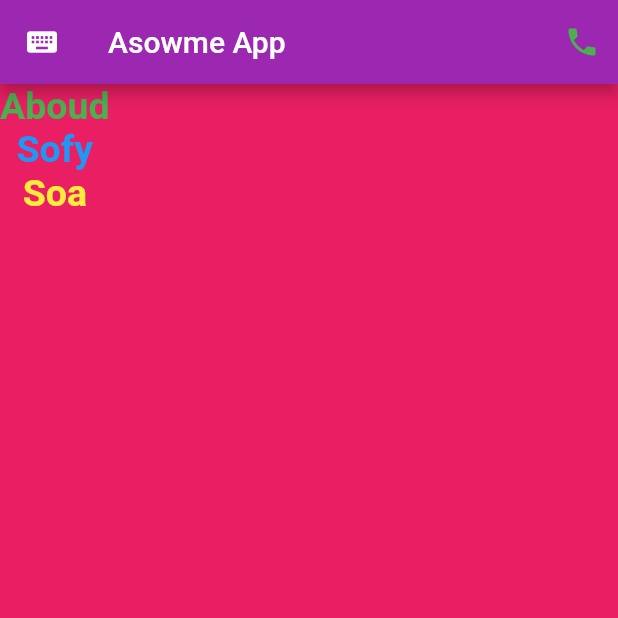
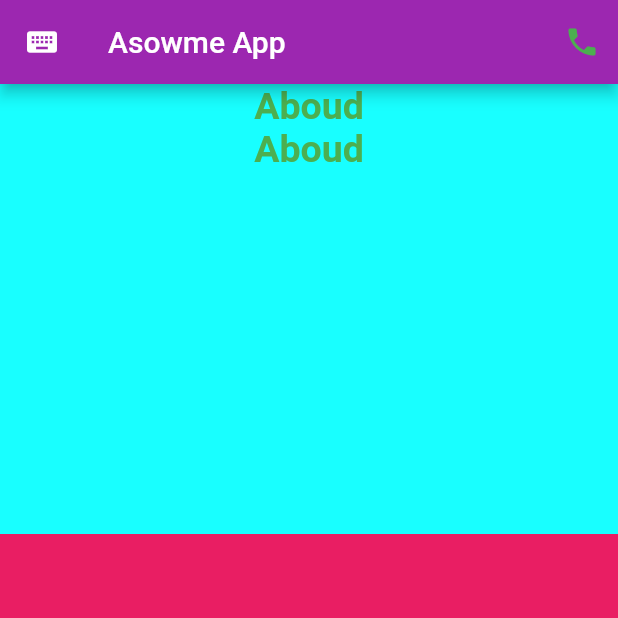
Before and after one commit to aboudmahmoud/BasicTest, a Flutter app: the screen it shows after launch, on a phone screen of 412 x 824 dp, the top half of it. Run offline on Flutter 3.47's test engine with Material 2 defaults, Android fonts, the phone set to English and light mode, and no system bars.

Commit message:
attribue column

```diff
--- a/lib/main.dart
+++ b/lib/main.dart
@@ -1,3 +1,4 @@
+import 'package:flutter/cupertino.dart';
 import 'package:flutter/material.dart';
 
 void main() {
@@ -29,25 +30,29 @@ class MyApp extends StatelessWidget {
         ),
         backgroundColor: Colors.pink,
         body: Container(
+          width: double.infinity,
+          height: 300,
+          color: Colors.cyanAccent,
           child: Column(
+            // mainAxisSize: MainAxisSize.min,
             children: [
               Text(
                 "Aboud",
                 textAlign: TextAlign.center,
-                style: TextStyle(fontSize: 25,
+                style: TextStyle(
+                    fontSize: 25,
                     color: Colors.green,
-                fontWeight: FontWeight.bold),
+                    fontWeight: FontWeight.bold),
               ),
-              Text("Sofy",
+              Text(
+                "Aboud",
                 textAlign: TextAlign.center,
-                style: TextStyle(fontSize: 25,
-                    color: Colors.blue,
-                    fontWeight: FontWeight.bold),),
-              Text("Soa",
-                textAlign: TextAlign.center,
-                style: TextStyle(fontSize: 25,
-                    color: Colors.yellow,
-                    fontWeight: FontWeight.bold),)
+                style: TextStyle(
+                    fontSize: 25,
+                    color: Colors.green,
+                    fontWeight: FontWeight.bold),
+              ),
+
             ],
           ),
         ),
```
